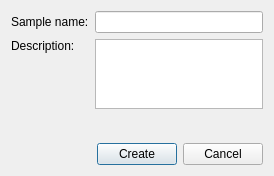
Above: ui_files/ui_new_sample.ui from JYU-IBA/potku before the change. Below: the same form after it.
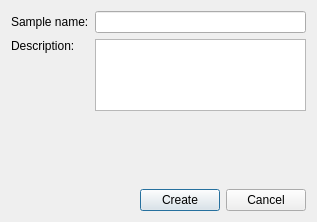
That is the form after the change.

Commit message: Corrected Create New Sample dialog title

Patch:
```diff
--- a/ui_files/ui_new_sample.ui
+++ b/ui_files/ui_new_sample.ui
@@ -6,8 +6,8 @@
    <rect>
     <x>0</x>
     <y>0</y>
-    <width>274</width>
-    <height>176</height>
+    <width>317</width>
+    <height>222</height>
    </rect>
   </property>
   <property name="windowTitle">
@@ -33,7 +33,7 @@
        </property>
        <property name="minimumSize">
         <size>
-         <width>0</width>
+         <width>200</width>
          <height>0</height>
         </size>
        </property>
```
Left out of the diff: 2 changed lines with no effect on the pictures.
